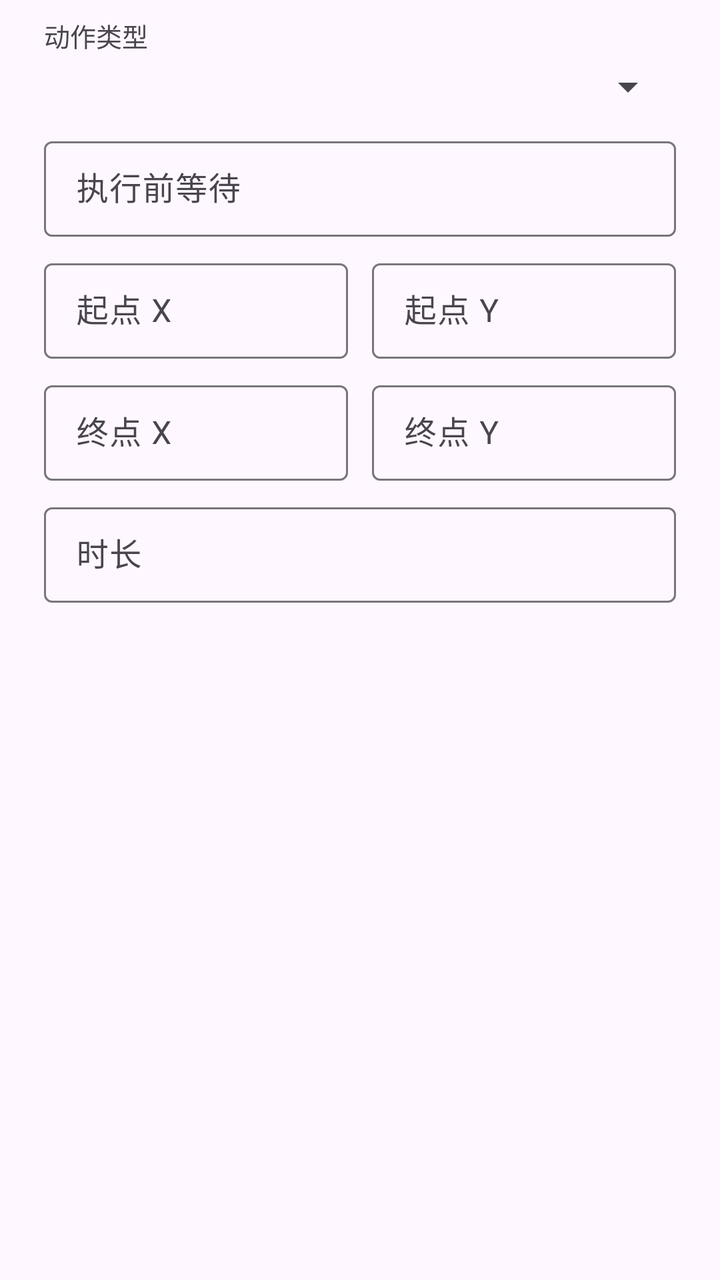
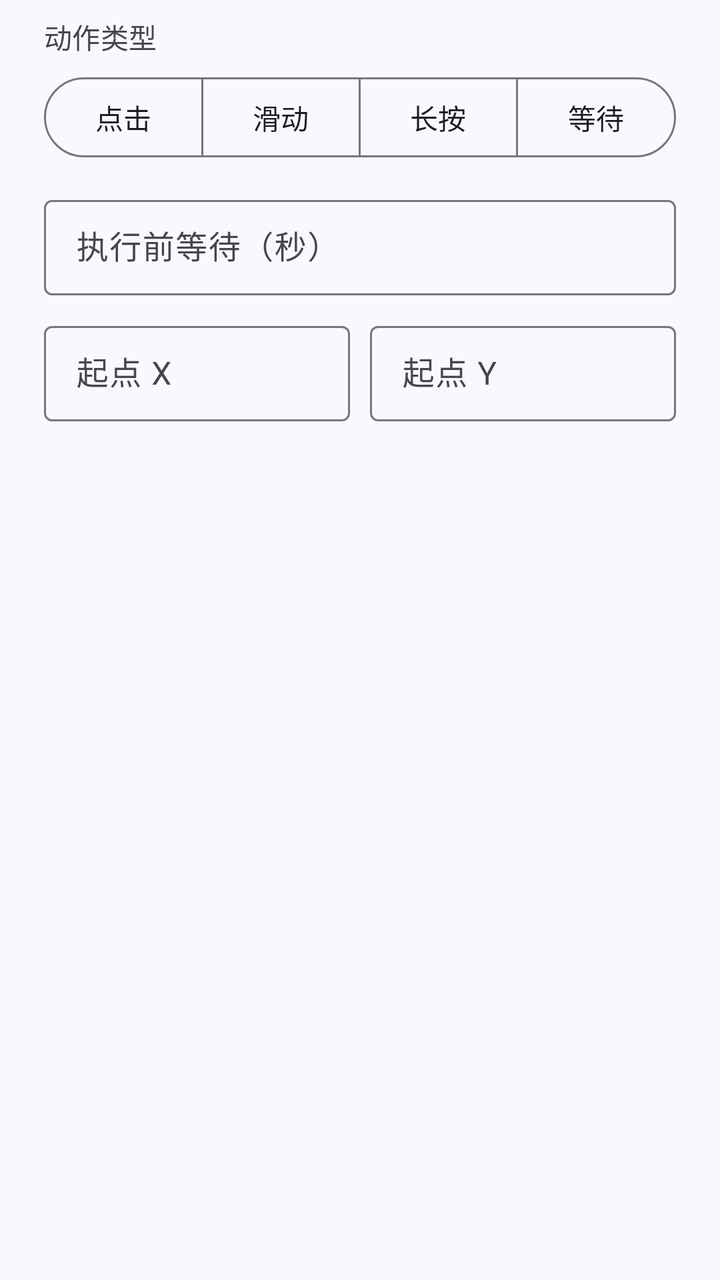

An Android layout rendered at two revisions. The XML below is the earlier revision; the diff shows what the commit changed to produce the second picture.
<!-- AndroidManifest.xml: application theme Theme.MacroClicker -->
<!-- res/layout/dialog_edit_event.xml -->
<?xml version="1.0" encoding="utf-8"?>
<LinearLayout xmlns:android="http://schemas.android.com/apk/res/android"
    xmlns:app="http://schemas.android.com/apk/res-auto"
    android:layout_width="match_parent"
    android:layout_height="wrap_content"
    android:orientation="vertical"
    android:paddingStart="22dp"
    android:paddingEnd="22dp"
    android:paddingTop="8dp"
    android:paddingBottom="4dp">

    <TextView
        android:layout_width="wrap_content"
        android:layout_height="wrap_content"
        android:text="@string/event_type"
        android:textSize="13sp"
        android:textColor="?attr/colorOnSurfaceVariant" />

    <Spinner
        android:id="@+id/spType"
        android:layout_width="match_parent"
        android:layout_height="wrap_content"
        android:layout_marginTop="4dp" />

    <com.google.android.material.textfield.TextInputLayout
        style="@style/Widget.Material3.TextInputLayout.OutlinedBox.Dense"
        android:layout_width="match_parent"
        android:layout_height="wrap_content"
        android:layout_marginTop="10dp"
        android:hint="@string/event_delay"
        app:suffixText="秒">

        <com.google.android.material.textfield.TextInputEditText
            android:id="@+id/etDelay"
            android:layout_width="match_parent"
            android:layout_height="wrap_content"
            android:inputType="numberDecimal" />
    </com.google.android.material.textfield.TextInputLayout>

    <LinearLayout
        android:layout_width="match_parent"
        android:layout_height="wrap_content"
        android:layout_marginTop="8dp"
        android:orientation="horizontal">

        <com.google.android.material.textfield.TextInputLayout
            style="@style/Widget.Material3.TextInputLayout.OutlinedBox.Dense"
            android:layout_width="0dp"
            android:layout_height="wrap_content"
            android:layout_weight="1"
            android:layout_marginEnd="6dp"
            android:hint="@string/event_x">

            <com.google.android.material.textfield.TextInputEditText
                android:id="@+id/etX"
                android:layout_width="match_parent"
                android:layout_height="wrap_content"
                android:inputType="numberSigned|numberDecimal" />
        </com.google.android.material.textfield.TextInputLayout>

        <com.google.android.material.textfield.TextInputLayout
            style="@style/Widget.Material3.TextInputLayout.OutlinedBox.Dense"
            android:layout_width="0dp"
            android:layout_height="wrap_content"
            android:layout_weight="1"
            android:layout_marginStart="6dp"
            android:hint="@string/event_y">

            <com.google.android.material.textfield.TextInputEditText
                android:id="@+id/etY"
                android:layout_width="match_parent"
                android:layout_height="wrap_content"
                android:inputType="numberSigned|numberDecimal" />
        </com.google.android.material.textfield.TextInputLayout>
    </LinearLayout>

    <LinearLayout
        android:id="@+id/rowEnd"
        android:layout_width="match_parent"
        android:layout_height="wrap_content"
        android:layout_marginTop="8dp"
        android:orientation="horizontal">

        <com.google.android.material.textfield.TextInputLayout
            style="@style/Widget.Material3.TextInputLayout.OutlinedBox.Dense"
            android:layout_width="0dp"
            android:layout_height="wrap_content"
            android:layout_weight="1"
            android:layout_marginEnd="6dp"
            android:hint="@string/event_x2">

            <com.google.android.material.textfield.TextInputEditText
                android:id="@+id/etX2"
                android:layout_width="match_parent"
                android:layout_height="wrap_content"
                android:inputType="numberSigned|numberDecimal" />
        </com.google.android.material.textfield.TextInputLayout>

        <com.google.android.material.textfield.TextInputLayout
            style="@style/Widget.Material3.TextInputLayout.OutlinedBox.Dense"
            android:layout_width="0dp"
            android:layout_height="wrap_content"
            android:layout_weight="1"
            android:layout_marginStart="6dp"
            android:hint="@string/event_y2">

            <com.google.android.material.textfield.TextInputEditText
                android:id="@+id/etY2"
                android:layout_width="match_parent"
                android:layout_height="wrap_content"
                android:inputType="numberSigned|numberDecimal" />
        </com.google.android.material.textfield.TextInputLayout>
    </LinearLayout>

    <com.google.android.material.textfield.TextInputLayout
        android:id="@+id/tilDuration"
        style="@style/Widget.Material3.TextInputLayout.OutlinedBox.Dense"
        android:layout_width="match_parent"
        android:layout_height="wrap_content"
        android:layout_marginTop="8dp"
        android:hint="@string/event_duration"
        app:suffixText="ms">

        <com.google.android.material.textfield.TextInputEditText
            android:id="@+id/etDuration"
            android:layout_width="match_parent"
            android:layout_height="wrap_content"
            android:inputType="number" />
    </com.google.android.material.textfield.TextInputLayout>
</LinearLayout>
<!-- resources referenced by this layout -->
<resources>
  <string name="event_delay">执行前等待</string>
  <string name="event_duration">时长</string>
  <string name="event_type">动作类型</string>
  <string name="event_x">起点 X</string>
  <string name="event_x2">终点 X</string>
  <string name="event_y">起点 Y</string>
  <string name="event_y2">终点 Y</string>
  <style name="Theme.MacroClicker" parent="Theme.Material3.DayNight.NoActionBar">
          <item name="colorPrimary">@color/brand</item>
          <item name="colorOnPrimary">@color/white</item>
          <item name="colorPrimaryContainer">@color/brand_container</item>
          <item name="colorOnPrimaryContainer">@color/brand_on_container</item>
      </style>
  <color name="brand">#4F6BFF</color>
  <color name="white">#FFFFFF</color>
  <color name="brand_container">#DDE4FF</color>
  <color name="brand_on_container">#10204A</color>
</resources>

<!-- the commit's change to res/layout/dialog_edit_event.xml (unified diff, before → after) -->
@@ -13,20 +13,55 @@
         android:layout_width="wrap_content"
         android:layout_height="wrap_content"
         android:text="@string/event_type"
-        android:textSize="13sp"
+        android:textAppearance="?attr/textAppearanceTitleSmall"
         android:textColor="?attr/colorOnSurfaceVariant" />
 
-    <Spinner
-        android:id="@+id/spType"
+    <com.google.android.material.button.MaterialButtonToggleGroup
+        android:id="@+id/groupType"
         android:layout_width="match_parent"
         android:layout_height="wrap_content"
-        android:layout_marginTop="4dp" />
+        android:layout_marginTop="6dp"
+        app:singleSelection="true"
+        app:selectionRequired="true">
+
+        <com.google.android.material.button.MaterialButton
+            android:id="@+id/btnTypeTap"
+            style="@style/Widget.Material3.Button.OutlinedButton"
+            android:layout_width="0dp"
+            android:layout_height="wrap_content"
+            android:layout_weight="1"
+            android:text="@string/event_type_tap" />
+
+        <com.google.android.material.button.MaterialButton
+            android:id="@+id/btnTypeSwipe"
+            style="@style/Widget.Material3.Button.OutlinedButton"
+            android:layout_width="0dp"
+            android:layout_height="wrap_content"
+            android:layout_weight="1"
+            android:text="@string/event_type_swipe" />
+
+        <com.google.android.material.button.MaterialButton
+            android:id="@+id/btnTypeLong"
+            style="@style/Widget.Material3.Button.OutlinedButton"
+            android:layout_width="0dp"
+            android:layout_height="wrap_content"
+            android:layout_weight="1"
+            android:text="@string/event_type_long" />
+
+        <com.google.android.material.button.MaterialButton
+            android:id="@+id/btnTypeWait"
+            style="@style/Widget.Material3.Button.OutlinedButton"
+            android:layout_width="0dp"
+            android:layout_height="wrap_content"
+            android:layout_weight="1"
+            android:text="@string/event_type_wait" />
+    </com.google.android.material.button.MaterialButtonToggleGroup>
 
     <com.google.android.material.textfield.TextInputLayout
         style="@style/Widget.Material3.TextInputLayout.OutlinedBox.Dense"
         android:layout_width="match_parent"
         android:layout_height="wrap_content"
-        android:layout_marginTop="10dp"
+        android:layout_marginTop="12dp"
         android:hint="@string/event_delay"
         app:suffixText="秒">
 
@@ -40,7 +75,7 @@
     <LinearLayout
         android:layout_width="match_parent"
         android:layout_height="wrap_content"
-        android:layout_marginTop="8dp"
+        android:layout_marginTop="10dp"
         android:orientation="horizontal">
 
         <com.google.android.material.textfield.TextInputLayout
@@ -48,14 +83,13 @@
             android:layout_width="0dp"
             android:layout_height="wrap_content"
             android:layout_weight="1"
-            android:layout_marginEnd="6dp"
             android:hint="@string/event_x">
 
             <com.google.android.material.textfield.TextInputEditText
                 android:id="@+id/etX"
                 android:layout_width="match_parent"
                 android:layout_height="wrap_content"
-                android:inputType="numberSigned|numberDecimal" />
+                android:inputType="numberSigned" />
         </com.google.android.material.textfield.TextInputLayout>
 
         <com.google.android.material.textfield.TextInputLayout
@@ -63,14 +97,14 @@
             android:layout_width="0dp"
             android:layout_height="wrap_content"
             android:layout_weight="1"
-            android:layout_marginStart="6dp"
+            android:layout_marginStart="10dp"
             android:hint="@string/event_y">
 
             <com.google.android.material.textfield.TextInputEditText
                 android:id="@+id/etY"
                 android:layout_width="match_parent"
                 android:layout_height="wrap_content"
-                android:inputType="numberSigned|numberDecimal" />
+                android:inputType="numberSigned" />
         </com.google.android.material.textfield.TextInputLayout>
     </LinearLayout>
 
@@ -78,22 +112,22 @@
         android:id="@+id/rowEnd"
         android:layout_width="match_parent"
         android:layout_height="wrap_content"
-        android:layout_marginTop="8dp"
-        android:orientation="horizontal">
+        android:layout_marginTop="10dp"
+        android:orientation="horizontal"
+        android:visibility="gone">
 
         <com.google.android.material.textfield.TextInputLayout
             style="@style/Widget.Material3.TextInputLayout.OutlinedBox.Dense"
             android:layout_width="0dp"
             android:layout_height="wrap_content"
             android:layout_weight="1"
-            android:layout_marginEnd="6dp"
             android:hint="@string/event_x2">
 
             <com.google.android.material.textfield.TextInputEditText
                 android:id="@+id/etX2"
                 android:layout_width="match_parent"
                 android:layout_height="wrap_content"
-                android:inputType="numberSigned|numberDecimal" />
+                android:inputType="numberSigned" />
         </com.google.android.material.textfield.TextInputLayout>
 
         <com.google.android.material.textfield.TextInputLayout
@@ -101,14 +135,14 @@
             android:layout_width="0dp"
             android:layout_height="wrap_content"
             android:layout_weight="1"
-            android:layout_marginStart="6dp"
+            android:layout_marginStart="10dp"
             android:hint="@string/event_y2">
 
             <com.google.android.material.textfield.TextInputEditText
                 android:id="@+id/etY2"
                 android:layout_width="match_parent"
                 android:layout_height="wrap_content"
-                android:inputType="numberSigned|numberDecimal" />
+                android:inputType="numberSigned" />
         </com.google.android.material.textfield.TextInputLayout>
     </LinearLayout>
 
@@ -117,8 +151,9 @@
         style="@style/Widget.Material3.TextInputLayout.OutlinedBox.Dense"
         android:layout_width="match_parent"
         android:layout_height="wrap_content"
-        android:layout_marginTop="8dp"
+        android:layout_marginTop="10dp"
         android:hint="@string/event_duration"
+        android:visibility="gone"
         app:suffixText="ms">
 
         <com.google.android.material.textfield.TextInputEditText
<!-- resource entries referenced after the edit -->
@@ -1,21 +1,69 @@
 <!-- resources referenced by this layout -->
 <resources>
-  <string name="event_delay">执行前等待</string>
-  <string name="event_duration">时长</string>
+  <string name="event_delay">执行前等待（秒）</string>
+  <string name="event_duration">时长（毫秒）</string>
   <string name="event_type">动作类型</string>
+  <string name="event_type_long">长按</string>
+  <string name="event_type_swipe">滑动</string>
+  <string name="event_type_tap">点击</string>
+  <string name="event_type_wait">等待</string>
   <string name="event_x">起点 X</string>
   <string name="event_x2">终点 X</string>
   <string name="event_y">起点 Y</string>
   <string name="event_y2">终点 Y</string>
   <style name="Theme.MacroClicker" parent="Theme.Material3.DayNight.NoActionBar">
-          <item name="colorPrimary">@color/brand</item>
-          <item name="colorOnPrimary">@color/white</item>
-          <item name="colorPrimaryContainer">@color/brand_container</item>
-          <item name="colorOnPrimaryContainer">@color/brand_on_container</item>
+          <item name="colorPrimary">@color/md_primary</item>
+          <item name="colorOnPrimary">@color/md_on_primary</item>
+          <item name="colorPrimaryContainer">@color/md_primary_container</item>
+          <item name="colorOnPrimaryContainer">@color/md_on_primary_container</item>
+  
+          <item name="colorSecondary">@color/md_secondary</item>
+          <item name="colorOnSecondary">@color/md_on_secondary</item>
+          <item name="colorSecondaryContainer">@color/md_secondary_container</item>
+          <item name="colorOnSecondaryContainer">@color/md_on_secondary_container</item>
+  
+          <item name="colorTertiary">@color/md_tertiary</item>
+          <item name="colorOnTertiary">@color/md_on_tertiary</item>
+          <item name="colorTertiaryContainer">@color/md_tertiary_container</item>
+          <item name="colorOnTertiaryContainer">@color/md_on_tertiary_container</item>
+  
+          <item name="android:colorBackground">@color/md_background</item>
+          <item name="colorOnBackground">@color/md_on_background</item>
+          <item name="colorSurface">@color/md_surface</item>
+          <item name="colorOnSurface">@color/md_on_surface</item>
+          <item name="colorSurfaceVariant">@color/md_surface_variant</item>
+          <item name="colorOnSurfaceVariant">@color/md_on_surface_variant</item>
+          <item name="colorOutline">@color/md_outline</item>
+          <item name="colorOutlineVariant">@color/md_outline_variant</item>
+  
+          <item name="colorError">@color/md_error</item>
+          <item name="colorOnError">@color/md_on_error</item>
+          <item name="colorErrorContainer">@color/md_error_container</item>
+          <item name="colorOnErrorContainer">@color/md_on_error_container</item>
       </style>
-  <color name="brand">#4F6BFF</color>
-  <color name="white">#FFFFFF</color>
-  <color name="brand_container">#DDE4FF</color>
-  <color name="brand_on_container">#10204A</color>
+  <color name="md_primary">#4358E8</color>
+  <color name="md_on_primary">#FFFFFF</color>
+  <color name="md_primary_container">#DDE1FF</color>
+  <color name="md_on_primary_container">#000F5C</color>
+  <color name="md_secondary">#595E72</color>
+  <color name="md_on_secondary">#FFFFFF</color>
+  <color name="md_secondary_container">#DDE1F9</color>
+  <color name="md_on_secondary_container">#161B2C</color>
+  <color name="md_tertiary">#00696E</color>
+  <color name="md_on_tertiary">#FFFFFF</color>
+  <color name="md_tertiary_container">#9CF1F1</color>
+  <color name="md_on_tertiary_container">#002022</color>
+  <color name="md_background">#FAF8FF</color>
+  <color name="md_on_background">#1A1B23</color>
+  <color name="md_surface">#FAF8FF</color>
+  <color name="md_on_surface">#1A1B23</color>
+  <color name="md_surface_variant">#E2E1EC</color>
+  <color name="md_on_surface_variant">#45464F</color>
+  <color name="md_outline">#767680</color>
+  <color name="md_outline_variant">#C6C5D0</color>
+  <color name="md_error">#BA1A1A</color>
+  <color name="md_on_error">#FFFFFF</color>
+  <color name="md_error_container">#FFDAD6</color>
+  <color name="md_on_error_container">#410002</color>
 </resources>
 
